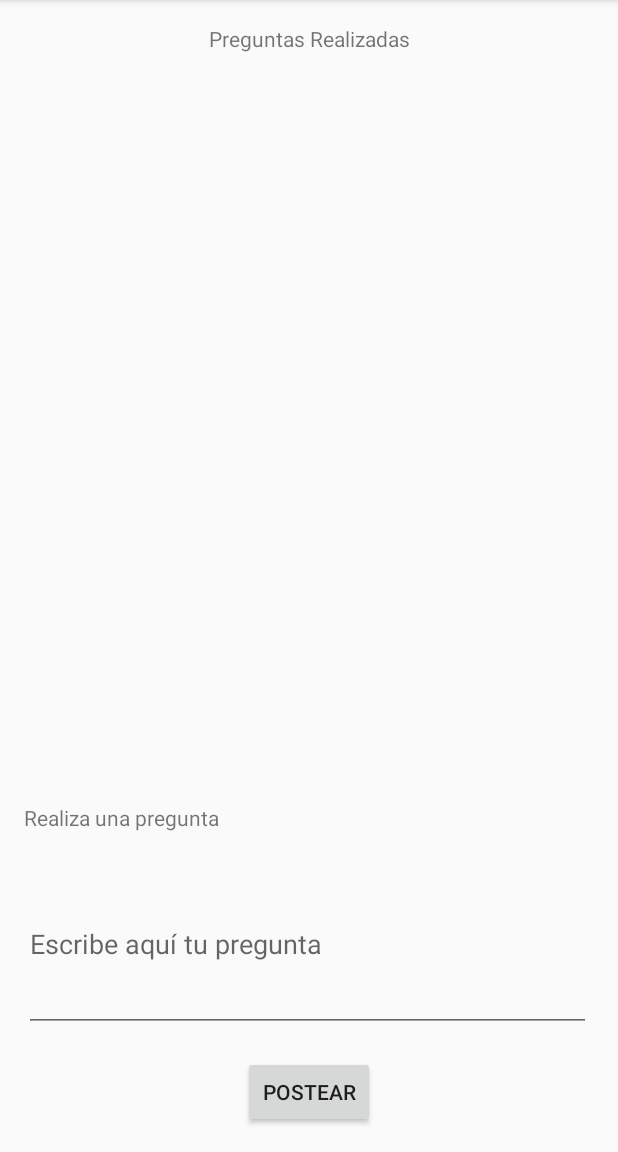
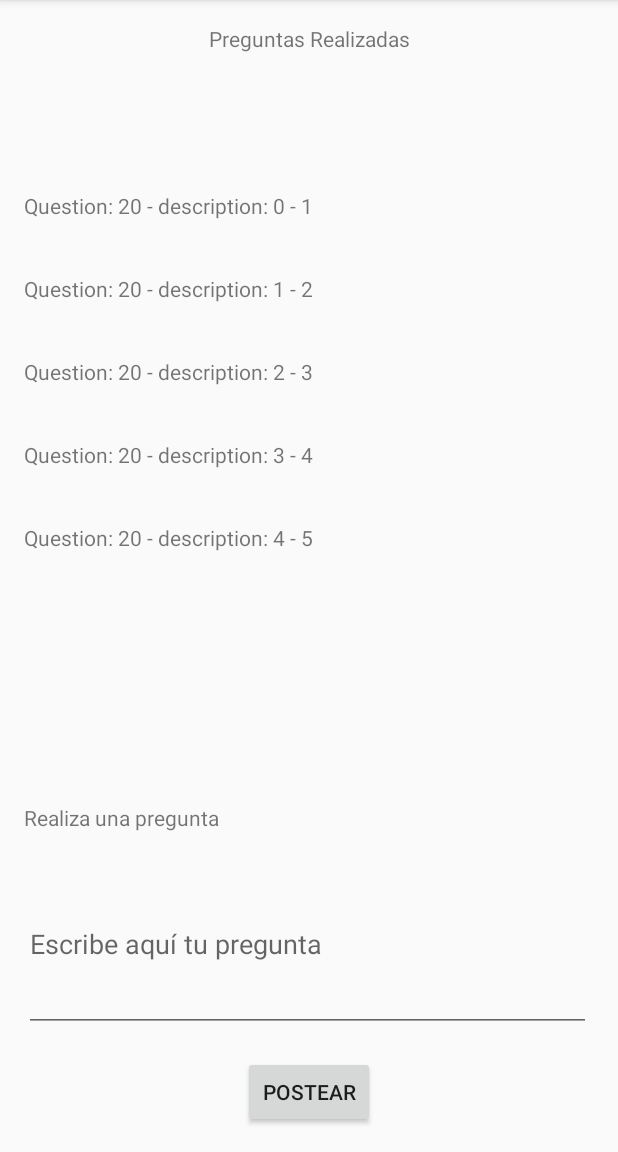
Before and after one commit to Mancipox/Tambo, an Android app: the screen it shows after launch (StudentActivity), on a phone screen of 412 x 824 dp, the part 84-1236 px from its top. Run offline under Robolectric (Android 15) with nearby library versions, the light colour scheme and no system bars.

Commit message:
Fixed a bug loading the data in recycler view. Just for now is used a 20 data list of questions.

```diff
--- a/app/src/main/java/com/tambo/StudentActivity.java
+++ b/app/src/main/java/com/tambo/StudentActivity.java
@@ -25,7 +25,10 @@ public class StudentActivity extends AppCompatActivity implements NoticeDialogFr
      * An adapter to manage recycler view
      */
     private AdapterQuestion adapter;
-
+    /**
+     *
+     */
+     private EditText editTextQuestionTitle;
 
 
     /**
@@ -38,11 +41,14 @@ public class StudentActivity extends AppCompatActivity implements NoticeDialogFr
 
         setContentView(R.layout.activity_student);
 
+        editTextQuestionTitle = findViewById(R.id.editTextQuestion);
+
         //Creating the recyclerView
         RecyclerView recyclerView = (RecyclerView) findViewById(R.id.recyclerViewStudent);
 
         //Get the DB dataset of questions from this user
-        //questions=BD.getAllQuestionsFromId();
+        //questions=BD.getAllQuestionsFromId(this.user);
+        questions=Question.createQuestionList(20);
 
         //Specify an adapter to recycler view
         adapter = new AdapterQuestion(questions);
@@ -59,8 +65,9 @@ public class StudentActivity extends AppCompatActivity implements NoticeDialogFr
         // User touched the dialog's positive button
         Snackbar.make(findViewById(android.R.id.content),"Pregunta enviada",Snackbar.LENGTH_LONG).show();
         //Add the questions from DB to array list of questions !!
-        //question = BD.getAllQuestionsFromId();
+        //question = BD.getAllQuestionsFromId(this.user);
         adapter.notifyDataSetChanged(); //Reload the recycler view !!
+        editTextQuestionTitle.setText("");//Set blank the text field from question
     }
 
 
```
